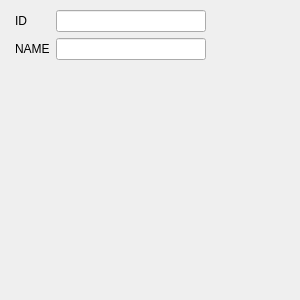
Before: the Qt Designer form phonedockwidget.ui in BAT6188/kedacom-android-tool, drawn with Qt 5.
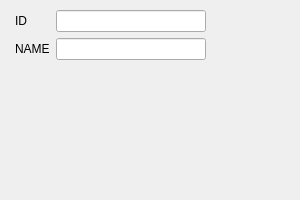
After: the same form once the commit is applied.

Patch:
```diff
--- a/phonedockwidget.ui
+++ b/phonedockwidget.ui
@@ -10,13 +10,19 @@
     <x>0</x>
     <y>0</y>
     <width>300</width>
-    <height>300</height>
+    <height>200</height>
    </rect>
   </property>
   <property name="minimumSize">
    <size>
     <width>300</width>
-    <height>222</height>
+    <height>200</height>
+   </size>
+  </property>
+  <property name="maximumSize">
+   <size>
+    <width>300</width>
+    <height>300</height>
    </size>
   </property>
   <property name="allowedAreas">
@@ -38,7 +44,7 @@
       <x>10</x>
       <y>10</y>
       <width>281</width>
-      <height>222</height>
+      <height>141</height>
      </rect>
     </property>
     <layout class="QGridLayout" name="gridLayout">
```
